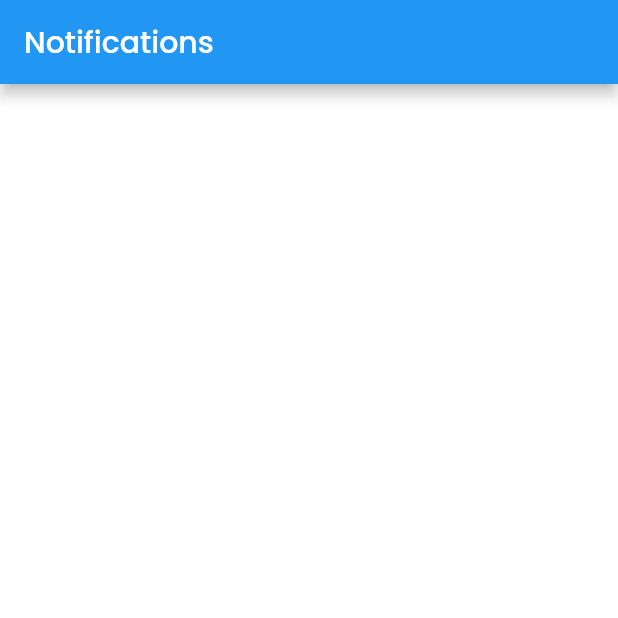
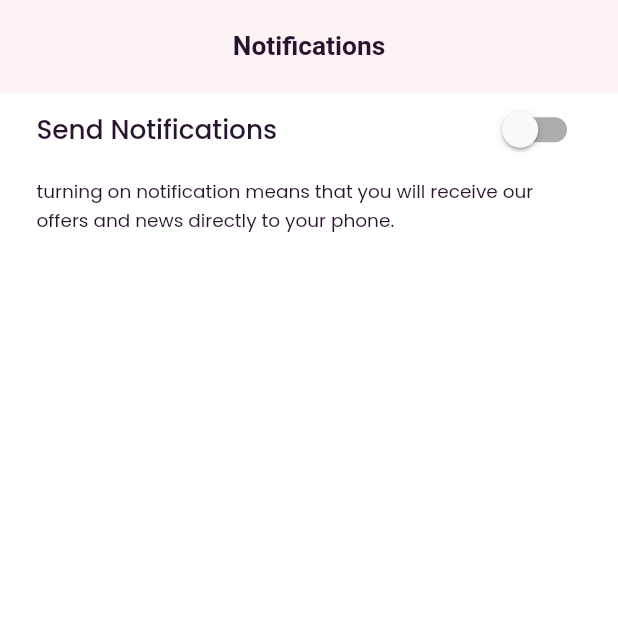
Before and after one commit to khalidgamal0/Swift-Cart, a Flutter app: the NotificationView screen opened directly, on a phone screen of 412 x 824 dp, the top half of it. Run offline on Flutter 3.47's test engine with Material 2 defaults, Android fonts, the phone set to English and light mode, and no system bars; our stand-ins replace carousel_slider, flutter_bloc, flutter_screenutil, fluttertoast, font_awesome_flutter, otp_text_field and 1 more.

Commit message:
refactor profile ui & create cart view

```diff
--- a/lib/core/utilis/assets.dart
+++ b/lib/core/utilis/assets.dart
@@ -5,5 +5,6 @@ class AssetsData{
   static const brand='assets/image/brand.png';
   static const google='assets/image/google.png';
   static const facebook='assets/image/facebook.png';
+  static const phone='assets/image/phone.png';
 
 }
--- a/lib/core/utilis/theme.dart
+++ b/lib/core/utilis/theme.dart
@@ -1,12 +1,41 @@
 import 'package:flutter/material.dart';
+import 'package:flutter/services.dart';
+import 'package:flutter_screenutil/flutter_screenutil.dart';
+import 'package:swifit_cart/core/constant.dart';
+import 'package:swifit_cart/core/utilis/styles.dart';
 
 
-ThemeData lightTheme=ThemeData(
-  bottomNavigationBarTheme:  const BottomNavigationBarThemeData(
-    type: BottomNavigationBarType.fixed,
-    selectedItemColor: Colors.red,
-    unselectedItemColor:  Color(0xff2A132E),
-    backgroundColor:  Color(0xffFCF4F4),
-    elevation: 20.0,
-  ),
+
+
+ThemeData lightTheme = ThemeData(
+    bottomNavigationBarTheme: BottomNavigationBarThemeData(
+      selectedIconTheme: IconThemeData(size: 24.w),
+      unselectedIconTheme: IconThemeData(size: 24.w),
+      showSelectedLabels: false,
+      showUnselectedLabels: false,
+      type: BottomNavigationBarType.fixed,
+      backgroundColor: kSecondaryColor,
+      selectedItemColor: kPrimaryColor,
+      elevation: 0,
+      unselectedItemColor: kB60Color,
+    ),
+    appBarTheme: AppBarTheme(
+      titleTextStyle: Styles.textStyle18.copyWith(
+        color: kPrimaryColor,
+        fontWeight: FontWeight.w600,
+      ),
+      centerTitle: true,
+      iconTheme: IconThemeData(color: kPrimaryColor, size: 24.w),
+      systemOverlayStyle: const SystemUiOverlayStyle(
+        statusBarColor: Colors.white,
+        statusBarIconBrightness: Brightness.dark,
+      ),
+      backgroundColor: kSecondaryColor,
+      elevation: 0,
+      toolbarHeight:
+      64.h,
+    ),
+    iconTheme: IconThemeData(size: 24.w),
+    scaffoldBackgroundColor: Colors.white,
+    fontFamily: "Poppins"
 );
--- a/lib/core/widgets/custom_button.dart
+++ b/lib/core/widgets/custom_button.dart
@@ -12,7 +12,7 @@ class CustomButton extends StatelessWidget {
       this.onPressed,
        this.height,
        this.width=double.infinity,
-       this.radius,
+       this.radius, this.style,
       })
       : super(key: key);
 
@@ -21,6 +21,7 @@ class CustomButton extends StatelessWidget {
   final double ?height;
   final double ?width;
   final double ?radius;
+  final TextStyle? style;
 
   @override
   Widget build(BuildContext context) {
@@ -29,6 +30,7 @@ class CustomButton extends StatelessWidget {
       child: Container(
         height: height ?? 66.h,
         width: width ?? double.infinity,
+
         decoration:  BoxDecoration(
           gradient: const LinearGradient(
               begin: Alignment.center,
@@ -46,7 +48,7 @@ class CustomButton extends StatelessWidget {
         child: Center(
           child: Text(
             buttonName,
-            style: Styles.textStyle20.copyWith(
+            style: style ?? Styles.textStyle20.copyWith(
               color: Colors.white,
               fontWeight: FontWeight.w600,
             ),
--- a/lib/features/auth/presentation/views/widgets/sign_up_button_to_end_sec.dart
+++ b/lib/features/auth/presentation/views/widgets/sign_up_button_to_end_sec.dart
@@ -6,7 +6,7 @@ import 'package:swifit_cart/core/widgets/custom_button.dart';
 import 'package:swifit_cart/core/widgets/custom_text_button.dart';
 import 'package:swifit_cart/core/widgets/responsive_sized_box.dart';
 import 'package:swifit_cart/features/auth/presentation/views/login_view.dart';
-import 'package:swifit_cart/features/home/presentation/view/home_view.dart';
+import 'package:swifit_cart/features/layout/layout_view.dart';
 
 class SignUpButtonToEndSec extends StatelessWidget {
   const SignUpButtonToEndSec({super.key});
@@ -18,7 +18,7 @@ class SignUpButtonToEndSec extends StatelessWidget {
         CustomButton(
           buttonName: "Sign up",
           onPressed: () {
-            navigatorPush(const HomeView(), context);
+            navigatorPush(const LayoutView(), context);
           },
         ),
         const ResponsiveSizedBox(
--- a/lib/features/cart/presentation/view/cart_view.dart
+++ b/lib/features/cart/presentation/view/cart_view.dart
@@ -1,10 +1,16 @@
 import 'package:flutter/material.dart';
+import 'package:swifit_cart/features/cart/presentation/view/widgets/cart_view_body.dart';
 
 class CartView extends StatelessWidget {
   const CartView({Key? key}) : super(key: key);
 
   @override
   Widget build(BuildContext context) {
-    return const Placeholder();
+    return  Scaffold(
+      appBar: AppBar(
+        title: const Text("Your cart"),
+      ),
+      body: CartViewBody(),
+    );
   }
 }
--- a/lib/features/layout/layout_view.dart
+++ b/lib/features/layout/layout_view.dart
@@ -1,7 +1,5 @@
 import 'package:flutter/material.dart';
 import 'package:flutter_bloc/flutter_bloc.dart';
-
-import '../../core/constant.dart';
 import 'manager/layout_cubit.dart';
 
 class LayoutView extends StatelessWidget {
@@ -17,7 +15,6 @@ class LayoutView extends StatelessWidget {
           return Scaffold(
             body:cubit.bottomScreen[cubit.currentIndex],
             bottomNavigationBar: BottomNavigationBar(
-
               currentIndex: cubit.currentIndex,
               onTap: (index) {
                 cubit.changeBottomScreen(index);
--- a/lib/features/profile/presentation/view/notification_view.dart
+++ b/lib/features/profile/presentation/view/notification_view.dart
@@ -1,4 +1,5 @@
 import 'package:flutter/material.dart';
+import 'package:swifit_cart/features/profile/presentation/view/widgets/notification_view_body.dart';
 
 class NotificationView extends StatelessWidget {
   const NotificationView({super.key});
@@ -9,7 +10,7 @@ class NotificationView extends StatelessWidget {
       appBar: AppBar(
         title: const Text("Notifications"),
       ),
-      body: const Column(),
+      body: const NotificationViewBody(),
     );
   }
 }
--- /dev/null
+++ b/lib/features/profile/presentation/view/widgets/notification_view_body.dart
@@ -0,0 +1,61 @@
+import 'package:flutter/material.dart';
+import 'package:flutter_screenutil/flutter_screenutil.dart';
+import 'package:swifit_cart/core/constant.dart';
+import 'package:swifit_cart/core/utilis/styles.dart';
+import 'package:swifit_cart/core/widgets/responsive_sized_box.dart';
+
+class NotificationViewBody extends StatefulWidget {
+  const NotificationViewBody({super.key});
+
+  @override
+  State<NotificationViewBody> createState() => _NotificationViewBodyState();
+}
+
+class _NotificationViewBodyState extends State<NotificationViewBody> {
+
+  bool notify = false;
+  @override
+  Widget build(BuildContext context) {
+    return  Padding(
+      padding:  EdgeInsets.symmetric(horizontal: 23.w),
+      child: Column(
+        children: [
+          Row(
+            children: [
+              Text("Send Notifications",
+                style: Styles.textStyle18.copyWith(
+                  fontWeight: FontWeight.w500
+                ),
+              ),
+              Spacer(),
+              Transform.scale(
+                scale: 1.2,
+                child: Switch(
+                  activeColor: Colors.white,
+                  value: notify,
+                  activeTrackColor: kPrimaryColor,
+                  onChanged: (value) {
+                    setState(
+                          () {
+                        notify = value;
+                      },
+                    );
+                  },
+                ),
+              ),
+            ],
+          ),
+          ResponsiveSizedBox(
+            height: 8,
+          ),
+          Text("turning on notification means that you will receive our offers and news directly to your phone.",
+            style: Styles.textStyle12.copyWith(
+                fontWeight: FontWeight.w400,
+              color: kB60Color,
+            ),
+          ),
+        ],
+      ),
+    );
+  }
+}
```
Also changed, not shown: lib/features/cart/presentation/view/widgets/cart_view_body.dart (added, +16 -0 lines), lib/features/profile/data/models/profile_service_model.dart (+2 -8 lines), lib/features/profile/presentation/view/logout_view.dart (added, +16 -0 lines), lib/features/profile/presentation/view/profile_view.dart (+0 -9 lines), lib/features/profile/presentation/view/track_order_view.dart (deleted, +0 -15 lines), lib/features/profile/presentation/view/widgets/log_out_view_body.dart (added, +55 -0 lines), lib/features/profile/presentation/view/widgets/log_out_view_buttons_sec.dart (added, +56 -0 lines), lib/main.dart (+9 -8 lines), assets/image/phone.png (added).
